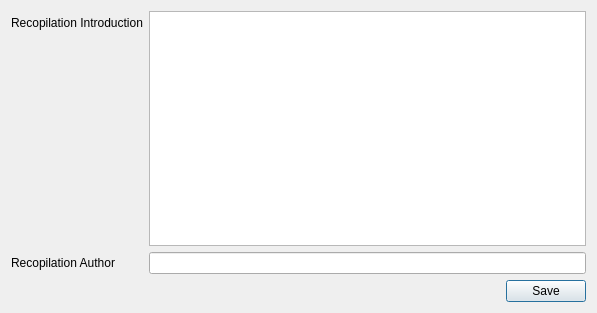
This is configurationdialog.ui in lucianodato/JI-quotes as Qt 5 draws it before an edit. The edited form follows.
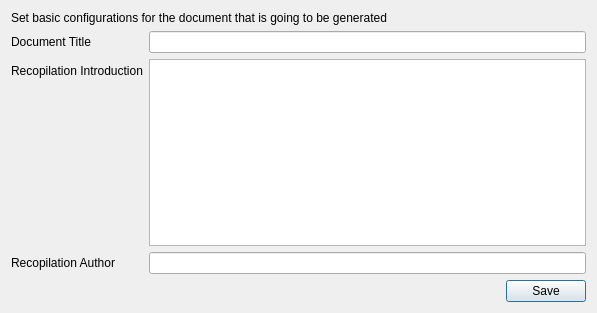
This is the edited form. Icons and pictures are not drawn.

Commit message: Added title for document and misc stuff

```diff
--- a/configurationdialog.ui
+++ b/configurationdialog.ui
@@ -18,27 +18,27 @@
     <normaloff>:/icons/custom-icons/license.png</normaloff>:/icons/custom-icons/license.png</iconset>
   </property>
   <layout class="QFormLayout" name="formLayout">
-   <item row="0" column="0">
+   <item row="2" column="0">
     <widget class="QLabel" name="label">
      <property name="text">
       <string>Recopilation Introduction</string>
      </property>
     </widget>
    </item>
-   <item row="0" column="1">
+   <item row="2" column="1">
     <widget class="QPlainTextEdit" name="plainTextEdit"/>
    </item>
-   <item row="1" column="0">
+   <item row="3" column="0">
     <widget class="QLabel" name="label_2">
      <property name="text">
       <string>Recopilation Author</string>
      </property>
     </widget>
    </item>
-   <item row="1" column="1">
+   <item row="3" column="1">
     <widget class="QLineEdit" name="lineEdit"/>
    </item>
-   <item row="2" column="0" colspan="2">
+   <item row="4" column="0" colspan="2">
     <layout class="QHBoxLayout" name="horizontalLayout">
      <item>
       <spacer name="horizontalSpacer">
@@ -66,6 +66,23 @@
      </item>
     </layout>
    </item>
+   <item row="1" column="0">
+    <widget class="QLabel" name="label_3">
+     <property name="text">
+      <string>Document Title</string>
+     </property>
+    </widget>
+   </item>
+   <item row="1" column="1">
+    <widget class="QLineEdit" name="lineEdit_2"/>
+   </item>
+   <item row="0" column="0" colspan="2">
+    <widget class="QLabel" name="label_4">
+     <property name="text">
+      <string>Set basic configurations for the document that is going to be generated</string>
+     </property>
+    </widget>
+   </item>
   </layout>
  </widget>
  <resources>
```
The commit also changes 3 other files.
